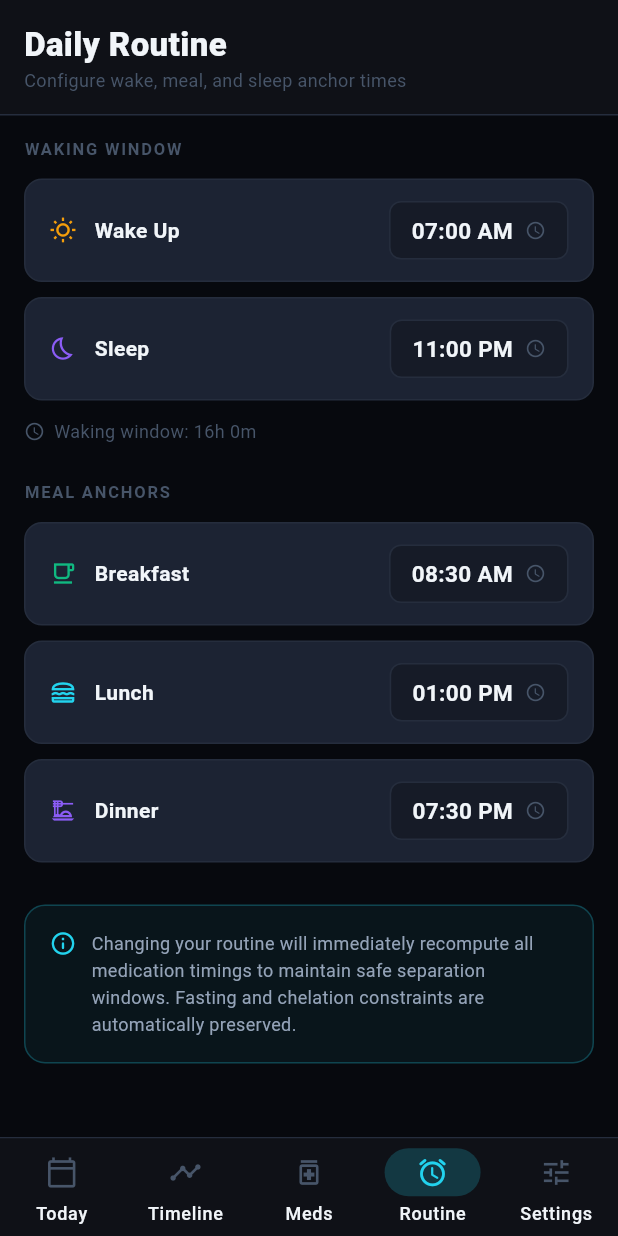
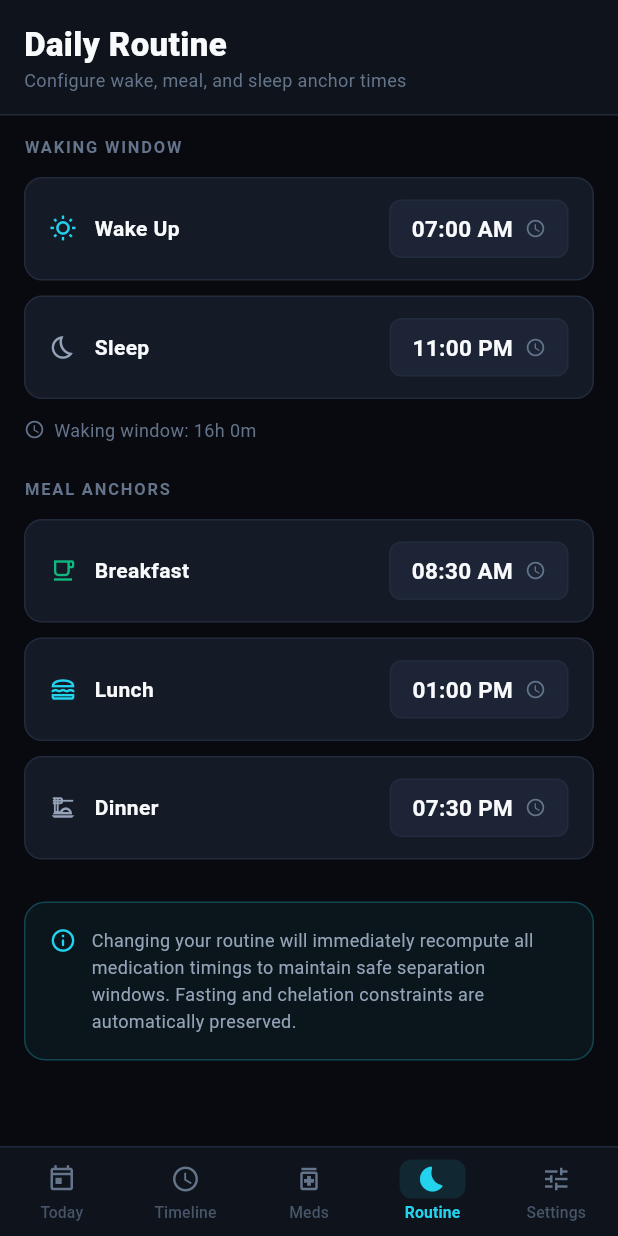
Before and after one commit to deepak22t/ChronoMed, a Flutter app: the screen it shows after launch, item 4 of the bottom bar chosen, on a phone screen of 412 x 824 dp. Run offline on Flutter 3.47's test engine with Material 3 defaults, Android fonts, the phone set to English and light mode, and no system bars; Roboto replaces fonts that are missing (JetBrainsMono).

Commit message:
feat(ui): phase 1 - design system token normalization and minimal bottom nav

```diff
--- a/app/lib/core/navigation/app_shell.dart
+++ b/app/lib/core/navigation/app_shell.dart
@@ -6,9 +6,11 @@ import '../../../features/medications/presentation/medications_screen.dart';
 import '../../../features/routine/presentation/routine_screen.dart';
 import '../../../features/settings/presentation/settings_screen.dart';
 
-/// Responsive App Shell.
-/// On Mobile (< 640px): Native Material 3 BottomNavigationBar.
-/// On Desktop (>= 640px): Sidebar NavigationRail.
+/// Responsive App Shell (Phase 1 Refined).
+///
+/// Features a custom, minimalist bottom navigation bar for mobile (< 640px)
+/// and a sleek sidebar for tablet/desktop (>= 640px) adhering to the
+/// strict 2-color clinical design system.
 class AppShell extends StatefulWidget {
   const AppShell({super.key});
 
@@ -28,10 +30,10 @@ class _AppShellState extends State<AppShell> {
   ];
 
   static const _navItems = [
-    (icon: Icons.calendar_today_outlined, activeIcon: Icons.calendar_today_rounded, label: 'Today'),
-    (icon: Icons.timeline_outlined, activeIcon: Icons.timeline_rounded, label: 'Timeline'),
+    (icon: Icons.today_outlined, activeIcon: Icons.today_rounded, label: 'Today'),
+    (icon: Icons.schedule_outlined, activeIcon: Icons.schedule_rounded, label: 'Timeline'),
     (icon: Icons.medication_outlined, activeIcon: Icons.medication_rounded, label: 'Meds'),
-    (icon: Icons.alarm_outlined, activeIcon: Icons.alarm_rounded, label: 'Routine'),
+    (icon: Icons.bedtime_outlined, activeIcon: Icons.bedtime_rounded, label: 'Routine'),
     (icon: Icons.tune_outlined, activeIcon: Icons.tune_rounded, label: 'Settings'),
   ];
 
@@ -50,88 +52,84 @@ class _AppShellState extends State<AppShell> {
             children: _screens,
           ),
         ),
-        bottomNavigationBar: Container(
-          decoration: const BoxDecoration(
-            color: ChronoTheme.surface,
-            border: Border(top: BorderSide(color: ChronoTheme.border)),
-          ),
-          child: NavigationBar(
-            selectedIndex: _selectedIndex,
-            onDestinationSelected: (idx) => setState(() => _selectedIndex = idx),
-            backgroundColor: ChronoTheme.surface,
-            indicatorColor: ChronoTheme.cyan.withOpacity(0.2),
-            elevation: 0,
-            height: 65,
-            labelBehavior: NavigationDestinationLabelBehavior.alwaysShow,
-            destinations: _navItems
-                .map(
-                  (item) => NavigationDestination(
-                    icon: Icon(item.icon, color: ChronoTheme.textMuted, size: 22),
-                    selectedIcon: Icon(item.activeIcon, color: ChronoTheme.cyan, size: 22),
-                    label: item.label,
-                  ),
-                )
-                .toList(),
-          ),
+        bottomNavigationBar: _MinimalBottomNav(
+          currentIndex: _selectedIndex,
+          items: _navItems,
+          onTap: (index) => setState(() => _selectedIndex = index),
         ),
       );
     }
 
-    // Desktop layout
+    // Desktop/Tablet Sidebar Layout
     return Scaffold(
       backgroundColor: ChronoTheme.obsidian,
       body: Row(
         children: [
           Container(
+            width: 80,
             decoration: const BoxDecoration(
               color: ChronoTheme.surface,
               border: Border(right: BorderSide(color: ChronoTheme.border)),
             ),
-            child: NavigationRail(
-              selectedIndex: _selectedIndex,
-              onDestinationSelected: (index) => setState(() => _selectedIndex = index),
-              labelType: NavigationRailLabelType.all,
-              backgroundColor: ChronoTheme.surface,
-              leading: Padding(
-                padding: const EdgeInsets.symmetric(vertical: 20),
             child: Column(
               children: [
+                const SizedBox(height: 20),
+                // Brand Monogram
                 Container(
-                      width: 40,
-                      height: 40,
+                  width: 36,
+                  height: 36,
                   decoration: BoxDecoration(
-                        gradient: const LinearGradient(
-                          colors: [ChronoTheme.cyan, ChronoTheme.emerald],
-                          begin: Alignment.topLeft,
-                          end: Alignment.bottomRight,
+                    color: ChronoTheme.cyanSurface,
+                    borderRadius: BorderRadius.circular(10),
+                    border: Border.all(color: ChronoTheme.cyan.withOpacity(0.3)),
                   ),
-                        borderRadius: BorderRadius.circular(12),
+                  child: const Center(
+                    child: Icon(Icons.show_chart_rounded, color: ChronoTheme.cyan, size: 20),
                   ),
-                      child: const Icon(Icons.medical_services_rounded,
-                          color: ChronoTheme.obsidian, size: 20),
                 ),
-                    const SizedBox(height: 6),
-                    const Text(
-                      'ChronoMed',
+                const SizedBox(height: 24),
+                // Nav Items
+                Expanded(
+                  child: ListView.separated(
+                    itemCount: _navItems.length,
+                    separatorBuilder: (_, __) => const SizedBox(height: 12),
+                    itemBuilder: (context, i) {
+                      final item = _navItems[i];
+                      final isSelected = _selectedIndex == i;
+                      return InkWell(
+                        onTap: () => setState(() => _selectedIndex = i),
+                        child: Column(
+                          mainAxisSize: MainAxisSize.min,
+                          children: [
+                            AnimatedContainer(
+                              duration: const Duration(milliseconds: 180),
+                              padding: const EdgeInsets.symmetric(horizontal: 14, vertical: 8),
+                              decoration: BoxDecoration(
+                                color: isSelected ? ChronoTheme.cyanSurface : Colors.transparent,
+                                borderRadius: BorderRadius.circular(10),
+                              ),
+                              child: Icon(
+                                isSelected ? item.activeIcon : item.icon,
+                                color: isSelected ? ChronoTheme.cyan : ChronoTheme.textMuted,
+                                size: 20,
+                              ),
+                            ),
+                            const SizedBox(height: 4),
+                            Text(
+                              item.label,
                               style: TextStyle(
-                        color: ChronoTheme.textPrimary,
+                                color: isSelected ? ChronoTheme.textPrimary : ChronoTheme.textDim,
                                 fontSize: 10,
-                        fontWeight: FontWeight.w700,
-                        letterSpacing: 0.5,
+                                fontWeight: isSelected ? FontWeight.w700 : FontWeight.w500,
                               ),
                             ),
                           ],
                         ),
+                      );
+                    },
                   ),
-              destinations: _navItems
-                  .map(
-                    (item) => NavigationRailDestination(
-                      icon: Icon(item.icon),
-                      selectedIcon: Icon(item.activeIcon),
-                      label: Text(item.label),
                 ),
-                  )
-                  .toList(),
+              ],
             ),
           ),
           Expanded(
@@ -145,3 +143,71 @@ class _AppShellState extends State<AppShell> {
     );
   }
 }
+
+// ── Minimalist Mobile Bottom Navigation Bar ─────────────────────────────────
+
+class _MinimalBottomNav extends StatelessWidget {
+  final int currentIndex;
+  final List<({IconData icon, IconData activeIcon, String label})> items;
+  final ValueChanged<int> onTap;
+
+  const _MinimalBottomNav({
+    required this.currentIndex,
+    required this.items,
+    required this.onTap,
+  });
+
+  @override
+  Widget build(BuildContext context) {
+    return Container(
+      height: 60,
+      decoration: const BoxDecoration(
+        color: ChronoTheme.surface,
+        border: Border(top: BorderSide(color: ChronoTheme.border, width: 1)),
+      ),
+      child: Row(
+        children: List.generate(items.length, (index) {
+          final item = items[index];
+          final isSelected = currentIndex == index;
+
+          return Expanded(
+            child: InkResponse(
+              onTap: () => onTap(index),
+              highlightShape: BoxShape.rectangle,
+              splashColor: ChronoTheme.cyanSurface,
+              child: Column(
+                mainAxisAlignment: MainAxisAlignment.center,
+                children: [
+                  AnimatedContainer(
+                    duration: const Duration(milliseconds: 180),
+                    curve: Curves.easeInOut,
+                    padding: const EdgeInsets.symmetric(horizontal: 12, vertical: 3),
+                    decoration: BoxDecoration(
+                      color: isSelected ? ChronoTheme.cyanSurface : Colors.transparent,
+                      borderRadius: BorderRadius.circular(8),
+                    ),
+                    child: Icon(
+                      isSelected ? item.activeIcon : item.icon,
+                      color: isSelected ? ChronoTheme.cyan : ChronoTheme.textMuted,
+                      size: 20,
+                    ),
+                  ),
+                  const SizedBox(height: 2),
+                  Text(
+                    item.label,
+                    style: TextStyle(
+                      color: isSelected ? ChronoTheme.cyan : ChronoTheme.textDim,
+                      fontSize: 10.5,
+                      fontWeight: isSelected ? FontWeight.w700 : FontWeight.w500,
+                      letterSpacing: 0.1,
+                    ),
+                  ),
+                ],
+              ),
+            ),
+          );
+        }),
+      ),
+    );
+  }
+}
--- a/app/lib/core/theme/chrono_theme.dart
+++ b/app/lib/core/theme/chrono_theme.dart
@@ -1,39 +1,66 @@
 import 'package:flutter/material.dart';
 
-/// ChronoMed Production Design System
-/// Dark-first clinical aesthetic: Obsidian background, Cyan/Emerald accents.
+/// ChronoMed Production Design System — Phase 1 Normalization
+///
+/// Principles:
+/// 1. Strict 2-Color Palette: Precision Medical Cyan (Primary Accent) +
+///    Clinical Mint/Emerald (Secondary/Confirmation Accent) on a Deep Obsidian base.
+/// 2. Zero AI Rainbow Glitz: Muted, high-contrast, clinical dark mode.
+/// 3. Strict 8-Point Spatial Hierarchy & Symmetrical Padding.
 abstract final class ChronoTheme {
-  // ── Brand Colors ──────────────────────────────────────────────────────────
-  static const Color obsidian = Color(0xFF07090E);
-  static const Color surface = Color(0xFF0F1117);
-  static const Color surfaceElevated = Color(0xFF161B27);
-  static const Color surfaceCard = Color(0xFF1C2333);
-  static const Color border = Color(0xFF252D3D);
+  // ── 1. Monochromatic Neutral Foundation ──────────────────────────────────
+  static const Color obsidian = Color(0xFF090A0F);        // Primary app background
+  static const Color surface = Color(0xFF0F131C);         // Headers, bars, rails
+  static const Color surfaceCard = Color(0xFF141A26);     // Cards, containers
+  static const Color surfaceElevated = Color(0xFF1C2436); // Modals, inputs, active tabs
+  static const Color border = Color(0xFF222B3D);          // 1px hairline border
+  static const Color borderSubtle = Color(0xFF19202E);    // Secondary dividers
 
+  // ── 2. Strict 2-Color Palette (Primary + Confirmation) ───────────────────
+  // Color 1: Precision Medical Cyan (Brand, Actions, Active State, Time badges)
   static const Color cyan = Color(0xFF22D3EE);
   static const Color cyanDim = Color(0xFF0891B2);
+  static const Color cyanSurface = Color(0x1A22D3EE);     // 10% opacity
+
+  // Color 2: Clinical Emerald / Mint (Confirmed, Taken Doses, Adherence)
   static const Color emerald = Color(0xFF10B981);
   static const Color emeraldDim = Color(0xFF047857);
-  static const Color amber = Color(0xFFF59E0B);
+  static const Color emeraldSurface = Color(0x1A10B981);  // 10% opacity
+
+  // Guardrail Tone: Soft Rose (Strictly reserved for clinical infeasibility/conflict alerts)
   static const Color rose = Color(0xFFF43F5E);
-  static const Color violet = Color(0xFF8B5CF6);
+  static const Color roseSurface = Color(0x1AF43F5E);
 
-  static const Color textPrimary = Color(0xFFF1F5F9);
-  static const Color textSecondary = Color(0xFF94A3B8);
-  static const Color textMuted = Color(0xFF475569);
-  static const Color textDim = Color(0xFF64748B);
-
-  // ── Semantic Colors ───────────────────────────────────────────────────────
-  static const Color doseScheduled = amber;
+  // Backward-compatibility aliases mapped strictly to neutral/primary tokens
+  static const Color amber = Color(0xFF22D3EE);           // Mapped to Cyan (no more jarring yellow)
+  static const Color violet = Color(0xFF94A3B8);          // Mapped to cool Slate
+  static const Color doseScheduled = cyan;
   static const Color doseTaken = emerald;
   static const Color doseMissed = rose;
-  static const Color fastingZone = Color(0xFFFCA5A5); // rose/100
-  static const Color mealWindow = Color(0xFF6EE7B7);  // emerald/300
-  static const Color sleepZone = Color(0xFF818CF8);   // indigo/400
+  static const Color mealWindow = emerald;
+  static const Color sleepZone = Color(0xFF94A3B8);
+  static const Color fastingZone = rose;
 
-  // ── Typography ────────────────────────────────────────────────────────────
+  // ── 3. High-Contrast Typography Palette ───────────────────────────────────
+  static const Color textPrimary = Color(0xFFF8FAFC);     // 98% brightness
+  static const Color textSecondary = Color(0xFF94A3B8);   // Cool slate body
+  static const Color textMuted = Color(0xFF64748B);       // Subtitle / Eyebrow
+  static const Color textDim = Color(0xFF475569);         // Inactive / Disabled
   static const String monoFont = 'JetBrainsMono';
 
+  // ── 4. Spatial Geometry & Symmetrical Spacing ─────────────────────────────
+  static const double spaceXSmall = 4.0;
+  static const double spaceSmall = 8.0;
+  static const double spaceMedium = 12.0;
+  static const double spaceDefault = 16.0;
+  static const double spaceLarge = 24.0;
+
+  static const double radiusSmall = 8.0;
+  static const double radiusDefault = 12.0;
+  static const double radiusLarge = 16.0;
+  static const double radiusPill = 24.0;
+
+  // ── 5. Global Material 3 Theme Data ───────────────────────────────────────
   static ThemeData get darkTheme {
     return ThemeData(
       useMaterial3: true,
@@ -48,7 +75,7 @@ abstract final class ChronoTheme {
         onSecondary: obsidian,
         onSurface: textPrimary,
       ),
-      // AppBar
+      // App Bar
       appBarTheme: const AppBarTheme(
         backgroundColor: surface,
         foregroundColor: textPrimary,
@@ -66,117 +93,117 @@ abstract final class ChronoTheme {
         color: surfaceCard,
         elevation: 0,
         shape: RoundedRectangleBorder(
-          borderRadius: BorderRadius.circular(16),
+          borderRadius: BorderRadius.circular(radiusDefault),
           side: const BorderSide(color: border),
         ),
-        margin: const EdgeInsets.symmetric(horizontal: 0, vertical: 4),
+        margin: EdgeInsets.zero,
       ),
-      // Buttons
+      // Primary Elevated Buttons
       elevatedButtonTheme: ElevatedButtonThemeData(
         style: ElevatedButton.styleFrom(
           backgroundColor: cyan,
           foregroundColor: obsidian,
           elevation: 0,
-          padding: const EdgeInsets.symmetric(horizontal: 20, vertical: 14),
-          shape: RoundedRectangleBorder(borderRadius: BorderRadius.circular(12)),
-          textStyle: const TextStyle(fontWeight: FontWeight.w700, fontSize: 14),
+          padding: const EdgeInsets.symmetric(horizontal: 16, vertical: 12),
+          shape: RoundedRectangleBorder(borderRadius: BorderRadius.circular(radiusDefault)),
+          textStyle: const TextStyle(fontWeight: FontWeight.w700, fontSize: 13),
         ),
       ),
+      // Outlined Buttons
       outlinedButtonTheme: OutlinedButtonThemeData(
         style: OutlinedButton.styleFrom(
-          foregroundColor: cyan,
+          foregroundColor: textPrimary,
           side: const BorderSide(color: border),
-          padding: const EdgeInsets.symmetric(horizontal: 20, vertical: 14),
-          shape: RoundedRectangleBorder(borderRadius: BorderRadius.circular(12)),
-          textStyle: const TextStyle(fontWeight: FontWeight.w600, fontSize: 14),
+          padding: const EdgeInsets.symmetric(horizontal: 16, vertical: 12),
+          shape: RoundedRectangleBorder(borderRadius: BorderRadius.circular(radiusDefault)),
+          textStyle: const TextStyle(fontWeight: FontWeight.w600, fontSize: 13),
         ),
       ),
-      // Input Fields
+      // Form Input Fields
       inputDecorationTheme: InputDecorationTheme(
         filled: true,
         fillColor: surfaceElevated,
         border: OutlineInputBorder(
-          borderRadius: BorderRadius.circular(12),
+          borderRadius: BorderRadius.circular(radiusDefault),
           borderSide: const BorderSide(color: border),
         ),
         enabledBorder: OutlineInputBorder(
-          borderRadius: BorderRadius.circular(12),
+          borderRadius: BorderRadius.circular(radiusDefault),
           borderSide: const BorderSide(color: border),
         ),
         focusedBorder: OutlineInputBorder(
-          borderRadius: BorderRadius.circular(12),
+          borderRadius: BorderRadius.circular(radiusDefault),
           borderSide: const BorderSide(color: cyan, width: 1.5),
         ),
-        labelStyle: const TextStyle(color: textSecondary),
-        hintStyle: const TextStyle(color: textMuted),
-        contentPadding: const EdgeInsets.symmetric(horizontal: 16, vertical: 14),
+        labelStyle: const TextStyle(color: textSecondary, fontSize: 13),
+        hintStyle: const TextStyle(color: textDim, fontSize: 13),
+        contentPadding: const EdgeInsets.symmetric(horizontal: 14, vertical: 12),
       ),
-      // Divider
-      dividerTheme: const DividerThemeData(color: border, thickness: 1),
-      // Navigation Rail
-      navigationRailTheme: const NavigationRailThemeData(
-        backgroundColor: surface,
-        selectedIconTheme: IconThemeData(color: cyan, size: 22),
-        unselectedIconTheme: IconThemeData(color: textMuted, size: 22),
-        selectedLabelTextStyle: TextStyle(color: cyan, fontSize: 11, fontWeight: FontWeight.w600),
-        unselectedLabelTextStyle: TextStyle(color: textMuted, fontSize: 11),
-        indicatorColor: Color(0xFF0E7490),
-        useIndicator: true,
+      // Dividers
+      dividerTheme: const DividerThemeData(color: border, thickness: 1, space: 1),
+      // Text Theme
+      textTheme: const TextTheme(
+        headlineLarge: TextStyle(color: textPrimary, fontSize: 26, fontWeight: FontWeight.w800, letterSpacing: -0.5),
+        headlineMedium: TextStyle(color: textPrimary, fontSize: 20, fontWeight: FontWeight.w700, letterSpacing: -0.3),
+        titleLarge: TextStyle(color: textPrimary, fontSize: 17, fontWeight: FontWeight.w700),
+        titleMedium: TextStyle(color: textPrimary, fontSize: 14, fontWeight: FontWeight.w600),
+        bodyLarge: TextStyle(color: textPrimary, fontSize: 14, height: 1.4),
+        bodyMedium: TextStyle(color: textSecondary, fontSize: 12.5, height: 1.4),
+        bodySmall: TextStyle(color: textMuted, fontSize: 11, height: 1.3),
+        labelLarge: TextStyle(color: textPrimary, fontSize: 12, fontWeight: FontWeight.w600),
       ),
-      // Text
-      textTheme: const TextTheme(
-        headlineLarge: TextStyle(color: textPrimary, fontSize: 28, fontWeight: FontWeight.w800, letterSpacing: -0.5),
-        headlineMedium: TextStyle(color: textPrimary, fontSize: 22, fontWeight: FontWeight.w700, letterSpacing: -0.3),
-        titleLarge: TextStyle(color: textPrimary, fontSize: 18, fontWeight: FontWeight.w700),
-        titleMedium: TextStyle(color: textPrimary, fontSize: 15, fontWeight: FontWeight.w600),
-        bodyLarge: TextStyle(color: textPrimary, fontSize: 15),
-        bodyMedium: TextStyle(color: textSecondary, fontSize: 13),
-        bodySmall: TextStyle(color: textMuted, fontSize: 12),
-        labelLarge: TextStyle(color: textPrimary, fontSize: 13, fontWeight: FontWeight.w600),
-      ),
-      // Chip
-      chipTheme: ChipThemeData(
+      // Bottom Sheet
+      bottomSheetTheme: const BottomSheetThemeData(
         backgroundColor: surfaceElevated,
-        selectedColor: const Color(0xFF0E7490),
-        labelStyle: const TextStyle(color: textSecondary, fontSize: 12),
-        side: const BorderSide(color: border),
-        shape: RoundedRectangleBorder(borderRadius: BorderRadius.circular(8)),
-        padding: const EdgeInsets.symmetric(horizontal: 8, vertical: 2),
-      ),
-      // Snackbar
-      snackBarTheme: SnackBarThemeData(
-        backgroundColor: surfaceCard,
-        contentTextStyle: const TextStyle(color: textPrimary),
-        shape: RoundedRectangleBorder(borderRadius: BorderRadius.circular(12)),
-        behavior: SnackBarBehavior.floating,
+        modalBackgroundColor: surfaceElevated,
+        shape: RoundedRectangleBorder(
+          borderRadius: BorderRadius.vertical(top: Radius.circular(20)),
+        ),
       ),
     );
   }
 
-  // ── Helper Widgets ────────────────────────────────────────────────────────
+  // ── 6. Reusable High-Level UI Components ──────────────────────────────────
 
-  /// A glowing accent badge chip.
+  /// Standardized clean container decoration with symmetric borders.
+  static BoxDecoration cardDecoration({
+    Color backgroundColor = surfaceCard,
+    Color borderColor = border,
+    double radius = radiusDefault,
+    bool isHighlighted = false,
+  }) {
+    return BoxDecoration(
+      color: backgroundColor,
+      borderRadius: BorderRadius.circular(radius),
+      border: Border.all(
+        color: isHighlighted ? cyan : borderColor,
+        width: isHighlighted ? 1.5 : 1.0,
+      ),
+    );
+  }
+
+  /// Minimalist, non-glowing clinical status badge.
   static Widget badge(String label, Color color) {
     return Container(
-      padding: const EdgeInsets.symmetric(horizontal: 8, vertical: 3),
+      padding: const EdgeInsets.symmetric(horizontal: 7, vertical: 2.5),
       decoration: BoxDecoration(
-        color: color.withOpacity(0.12),
+        color: color.withOpacity(0.10),
         borderRadius: BorderRadius.circular(6),
-        border: Border.all(color: color.withOpacity(0.35)),
+        border: Border.all(color: color.withOpacity(0.3), width: 1.0),
       ),
       child: Text(
         label,
         style: TextStyle(
           color: color,
-          fontSize: 11,
+          fontSize: 10,
           fontWeight: FontWeight.w700,
-          letterSpacing: 0.3,
+          letterSpacing: 0.4,
         ),
       ),
     );
   }
 
-  /// A horizontal metric tile.
+  /// Symmetrical, clean telemetry metric tile.
   static Widget metricTile({
     required String label,
     required String value,
@@ -184,12 +211,8 @@ abstract final class ChronoTheme {
     IconData? icon,
   }) {
     return Container(
-      padding: const EdgeInsets.symmetric(horizontal: 16, vertical: 12),
-      decoration: BoxDecoration(
-        color: surfaceCard,
-        borderRadius: BorderRadius.circular(12),
-        border: Border.all(color: border),
-      ),
+      padding: const EdgeInsets.symmetric(horizontal: 14, vertical: 10),
+      decoration: cardDecoration(),
       child: Column(
         crossAxisAlignment: CrossAxisAlignment.start,
         mainAxisSize: MainAxisSize.min,
@@ -197,14 +220,30 @@ abstract final class ChronoTheme {
           Row(
             children: [
               if (icon != null) ...[
-                Icon(icon, size: 13, color: textMuted),
-                const SizedBox(width: 4),
+                Icon(icon, size: 12, color: textMuted),
+                const SizedBox(width: 5),
               ],
-              Text(label, style: const TextStyle(color: textMuted, fontSize: 11, fontWeight: FontWeight.w500)),
+              Text(
+                label,
+                style: const TextStyle(
+                  color: textMuted,
+                  fontSize: 10.5,
+                  fontWeight: FontWeight.w700,
+                  letterSpacing: 0.5,
+                ),
+              ),
             ],
           ),
           const SizedBox(height: 4),
-          Text(value, style: TextStyle(color: valueColor, fontSize: 20, fontWeight: FontWeight.w800, fontFamily: monoFont)),
+          Text(
+            value,
+            style: TextStyle(
+              color: valueColor,
+              fontSize: 18,
+              fontWeight: FontWeight.w800,
+              fontFamily: monoFont,
+            ),
+          ),
         ],
       ),
     );
```
Lines whose indentation alone changed are shown as unchanged.
